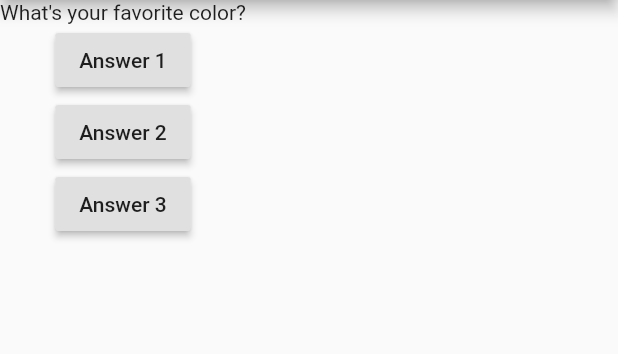
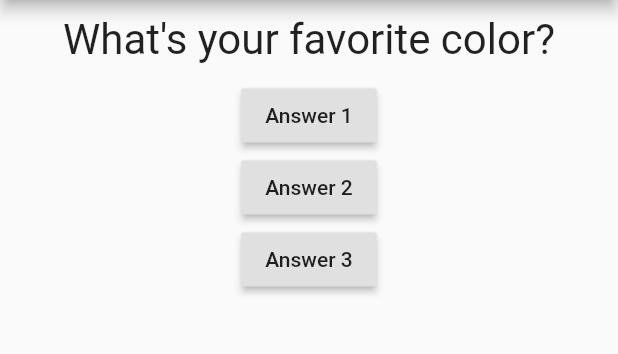
Before and after one commit to SteveLovett/flutter_course, a Flutter app: the screen it shows after launch, on a phone screen of 412 x 824 dp, the part 84-438 px from its top. Run offline on Flutter 3.47's test engine with Material 2 defaults, Android fonts, the phone set to English and light mode, and no system bars.

Commit message:
Added container widget and styling for question text;

```diff
--- a/lib/question.dart
+++ b/lib/question.dart
@@ -3,10 +3,19 @@ import 'package:flutter/material.dart';
 class Question extends StatelessWidget {
   final String questionText;
 
-  Question(this.questionText); // positional argument - would be named argument if wrapped in curly braces.
+  Question(
+      this.questionText); // positional argument - would be named argument if wrapped in curly braces.
 
   @override
   Widget build(BuildContext context) {
-    return Text(questionText);
+    return Container(
+      width: double.infinity,
+      margin: EdgeInsets.all(10),
+      child: Text(
+        questionText,
+        style: TextStyle(fontSize: 28),
+        textAlign: TextAlign.center,
+      ),
+    );
   }
 }
```
Also changed, not shown: 1 other file.
